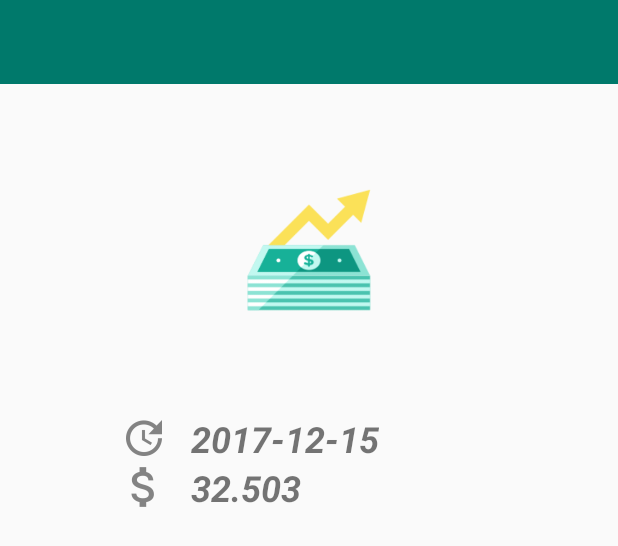
After one commit to kaorzknight/MyService, an Android app: the layout fragment_main.xml on its own in the app's theme, with its tools: preview values and no code run, on a phone screen of 412 x 824 dp. The commit adds this screen. Shown: the top 546 px of the screen. Run offline under Robolectric (Android 15) with nearby library versions, the phone set to English and light mode, and no system bars.

Commit message:
design UI main ok

```diff
--- /dev/null
+++ b/app/src/main/res/layout/fragment_main.xml
@@ -0,0 +1,65 @@
+<?xml version="1.0" encoding="utf-8"?>
+<LinearLayout xmlns:android="http://schemas.android.com/apk/res/android"
+    android:layout_width="match_parent"
+    android:layout_height="match_parent"
+    android:orientation="vertical">
+
+    <!--Toolbar-->
+    <include layout="@layout/my_toolbar" />
+    <!--content-->
+    <LinearLayout
+        android:layout_width="match_parent"
+        android:layout_height="wrap_content"
+        android:layout_margin="@dimen/margin"
+        android:orientation="vertical">
+
+        <!--Logo-->
+        <ImageView
+            android:layout_marginBottom="@dimen/margin"
+            android:layout_width="@dimen/logo"
+            android:layout_height="@dimen/logo"
+            android:layout_gravity="center_horizontal"
+            android:src="@drawable/logo" />
+        <!--Show Date-->
+        <LinearLayout
+            android:layout_marginLeft="@dimen/margin"
+            android:layout_width="match_parent"
+            android:layout_height="wrap_content"
+            android:orientation="horizontal">
+            <!--Icon-->
+            <ImageView
+                android:src="@drawable/ic_action_date"
+                android:layout_width="wrap_content"
+                android:layout_height="wrap_content" />
+            <!--Text-->
+            <TextView
+                android:layout_marginLeft="15dp"
+                android:textStyle="bold|italic"
+                android:textSize="24sp"
+                android:text="2017-12-15"
+                android:layout_width="wrap_content"
+                android:layout_height="wrap_content" />
+        </LinearLayout>
+        <!--Show Rate-->
+        <LinearLayout
+            android:layout_marginLeft="@dimen/margin"
+            android:layout_width="match_parent"
+            android:layout_height="wrap_content"
+            android:orientation="horizontal">
+            <!--Icon-->
+            <ImageView
+                android:src="@drawable/ic_action_rate"
+                android:layout_width="wrap_content"
+                android:layout_height="wrap_content" />
+            <!--Text-->
+            <TextView
+                android:layout_marginLeft="15dp"
+                android:textStyle="bold|italic"
+                android:textSize="24sp"
+                android:text="32.503"
+                android:layout_width="wrap_content"
+                android:layout_height="wrap_content" />
+        </LinearLayout>
+
+    </LinearLayout>
+</LinearLayout>
--- /dev/null
+++ b/app/src/main/res/layout/my_toolbar.xml
@@ -0,0 +1,8 @@
+<?xml version="1.0" encoding="utf-8"?>
+<android.support.v7.widget.Toolbar xmlns:android="http://schemas.android.com/apk/res/android"
+    android:layout_width="match_parent"
+    android:layout_height="?attr/actionBarSize"
+    android:background="@color/colorPrimary"
+    android:theme="@style/ThemeOverlay.AppCompat.Dark.ActionBar">
+
+</android.support.v7.widget.Toolbar>
--- a/app/src/main/res/values/colors.xml
+++ b/app/src/main/res/values/colors.xml
@@ -1,6 +1,6 @@
 <?xml version="1.0" encoding="utf-8"?>
 <resources>
-    <color name="colorPrimary">#3F51B5</color>
-    <color name="colorPrimaryDark">#303F9F</color>
+    <color name="colorPrimary">#00796b</color>
+    <color name="colorPrimaryDark">#004c40</color>
     <color name="colorAccent">#FF4081</color>
 </resources>
--- /dev/null
+++ b/app/src/main/res/values/dimens.xml
@@ -0,0 +1,5 @@
+<?xml version="1.0" encoding="utf-8"?>
+<resources>
+    <dimen name="margin">40dp</dimen>
+    <dimen name="logo">140dp</dimen>
+</resources>
--- a/app/src/main/res/values/styles.xml
+++ b/app/src/main/res/values/styles.xml
@@ -1,7 +1,7 @@
 <resources>
 
     <!-- Base application theme. -->
-    <style name="AppTheme" parent="Theme.AppCompat.Light.DarkActionBar">
+    <style name="AppTheme" parent="Theme.AppCompat.Light.NoActionBar">
         <!-- Customize your theme here. -->
         <item name="colorPrimary">@color/colorPrimary</item>
         <item name="colorPrimaryDark">@color/colorPrimaryDark</item>
```
Also changed, not shown: app/src/main/java/suthison/kasidis/myservice/MainActivity.java (line endings or trailing spaces), app/src/main/res/drawable-hdpi/ic_action_date.png (added), app/src/main/res/drawable-hdpi/ic_action_rate.png (added), app/src/main/res/drawable-mdpi/ic_action_date.png (added), app/src/main/res/drawable-mdpi/ic_action_rate.png (added), app/src/main/res/drawable-xhdpi/ic_action_date.png (added), app/src/main/res/drawable-xhdpi/ic_action_rate.png (added), app/src/main/res/drawable-xxhdpi/ic_action_date.png (added), app/src/main/res/drawable-xxhdpi/ic_action_rate.png (added), app/src/main/res/drawable/logo.png (added).
